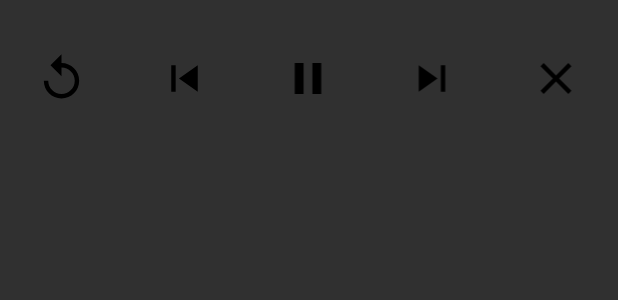
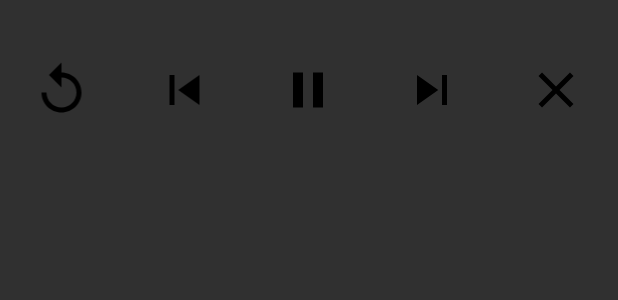
Before and after one commit to h67ma/GnarlyMusicPlayer, an Android app: the layout notification.xml on its own in the app's theme, with its tools: preview values and no code run, on a phone screen of 412 x 824 dp. Shown: the top 300 px of the screen. Run offline under Robolectric (Android 15) with nearby library versions, the phone set to English and light mode, and no system bars.

Commit message:
minor notification tweaks, updated gradle thing

```diff
--- a/app/src/main/res/layout/notification.xml
+++ b/app/src/main/res/layout/notification.xml
@@ -12,6 +12,7 @@
         android:paddingStart="15dp"
         android:paddingEnd="15dp"
         android:paddingTop="15dp"
+        android:paddingBottom="5dp"
         android:gravity="center"
         android:maxLines="1"
         android:ellipsize="end"/>
@@ -25,7 +26,7 @@
         <ImageView
             android:id="@+id/action_reset_btn"
             android:layout_width="0dp"
-            android:layout_height="35dp"
+            android:layout_height="40dp"
             android:layout_weight="1"
             android:src="@drawable/replay"
             android:tint="@color/notification_content"
@@ -37,7 +38,7 @@
         <ImageView
             android:id="@+id/action_prev_btn"
             android:layout_width="0dp"
-            android:layout_height="35dp"
+            android:layout_height="40dp"
             android:layout_weight="1"
             android:src="@drawable/prev"
             android:tint="@color/notification_content"
@@ -49,7 +50,7 @@
         <ImageView
             android:id="@+id/action_playpause_btn"
             android:layout_width="0dp"
-            android:layout_height="35dp"
+            android:layout_height="40dp"
             android:layout_weight="1"
             android:src="@drawable/pause"
             android:tint="@color/notification_content"
@@ -61,7 +62,7 @@
         <ImageView
             android:id="@+id/action_next_btn"
             android:layout_width="0dp"
-            android:layout_height="35dp"
+            android:layout_height="40dp"
             android:layout_weight="1"
             android:src="@drawable/next"
             android:tint="@color/notification_content"
@@ -73,7 +74,7 @@
         <ImageView
             android:id="@+id/action_close_btn"
             android:layout_width="0dp"
-            android:layout_height="35dp"
+            android:layout_height="40dp"
             android:layout_weight="1"
             android:src="@drawable/close"
             android:tint="@color/notification_content"
--- a/build.gradle
+++ b/build.gradle
@@ -7,7 +7,7 @@ buildscript {
         jcenter()
     }
     dependencies {
-        classpath 'com.android.tools.build:gradle:3.4.0'
+        classpath 'com.android.tools.build:gradle:3.4.1'
         classpath "org.jetbrains.kotlin:kotlin-gradle-plugin:$kotlin_version"
         // NOTE: Do not place your application dependencies here; they belong
         // in the individual module build.gradle files
```
Also changed, not shown: app/src/main/java/sancho/gnarlymusicplayer/MediaPlaybackService.kt (+12 -3 lines).
